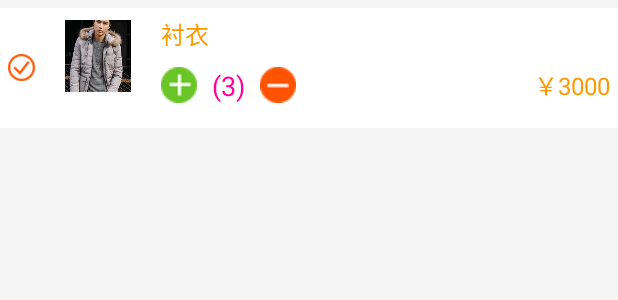
After one commit to chenyuzuishuai/FuliCenter, an Android app: the layout item_cart.xml on its own in the app's theme, with its tools: preview values and no code run, on a phone screen of 412 x 824 dp. The commit adds this screen. Shown: the top 300 px of the screen. Run offline under Robolectric (Android 15) with nearby library versions, the phone set to English and light mode, and no system bars.

Commit message:
购物车页面Adapter的编写

```diff
--- /dev/null
+++ b/app/src/main/res/layout/item_cart.xml
@@ -0,0 +1,84 @@
+<?xml version="1.0" encoding="utf-8"?>
+<RelativeLayout xmlns:android="http://schemas.android.com/apk/res/android"
+    android:layout_width="match_parent"
+    android:layout_height="80dp"
+    android:background="#fff"
+    android:id="@+id/rl"
+    android:layout_marginTop="5dp"
+    android:layout_marginBottom="5dp">
+
+    <CheckBox
+        android:id="@+id/chkSelect"
+        android:layout_width="wrap_content"
+        android:layout_height="wrap_content"
+        android:layout_centerVertical="true"
+        android:layout_marginLeft="5dp"
+        style="@style/CustomCheckboxTheme"
+        android:checked="true" />
+
+    <ImageView
+        android:id="@+id/ivGoodsThumb"
+        android:layout_toRightOf="@id/chkSelect"
+        android:layout_marginLeft="10dp"
+        android:layout_width="64dp"
+        android:layout_height="64dp"
+        android:layout_centerVertical="true"
+        android:src="@mipmap/goods_thumb" />
+
+    <TextView
+        android:id="@+id/tvGoodsName"
+        android:layout_width="wrap_content"
+        android:layout_height="wrap_content"
+        android:layout_marginLeft="10dp"
+        android:layout_marginTop="5dp"
+        android:layout_toRightOf="@id/ivGoodsThumb"
+        android:text="衬衣"
+        android:textColor="#f90"
+        android:textSize="16sp" />
+
+    <ImageView
+        android:id="@+id/ivAddCart"
+        android:layout_below="@id/tvGoodsName"
+        android:layout_toRightOf="@id/ivGoodsThumb"
+        android:layout_width="24dp"
+        android:layout_height="24dp"
+        android:layout_marginBottom="10dp"
+        android:layout_marginLeft="10dp"
+        android:layout_marginTop="10dp"
+        android:src="@mipmap/add_cart" />
+
+    <TextView
+        android:id="@+id/tvCartCount"
+        android:layout_below="@id/tvGoodsName"
+        android:layout_toRightOf="@id/ivAddCart"
+        android:layout_alignTop="@id/ivAddCart"
+        android:layout_marginLeft="10dp"
+        android:layout_width="wrap_content"
+        android:layout_height="wrap_content"
+        android:text="(3)"
+        android:textColor="#f09"
+        android:textSize="18sp" />
+
+    <ImageView
+        android:id="@+id/ivReduceCart"
+        android:layout_below="@id/tvGoodsName"
+        android:layout_toRightOf="@id/tvCartCount"
+        android:layout_width="24dp"
+        android:layout_height="24dp"
+        android:layout_marginBottom="10dp"
+        android:layout_marginLeft="10dp"
+        android:layout_marginTop="10dp"
+        android:src="@mipmap/del_cart" />
+
+    <TextView
+        android:id="@+id/tvGoodsPrice"
+        android:layout_width="wrap_content"
+        android:layout_height="wrap_content"
+        android:layout_alignParentRight="true"
+        android:layout_alignTop="@id/ivAddCart"
+        android:layout_marginRight="5dp"
+        android:text="￥3000"
+        android:textColor="#f90"
+        android:textSize="16sp" />
+
+</RelativeLayout>
```
Also changed, not shown: app/src/main/java/cn/ucai/fulicenter/controller/adapter/CartAdapter.java (added, +92 -0 lines), app/src/main/java/cn/ucai/fulicenter/controller/fragment/CartFragment.java (+11 -5 lines).
